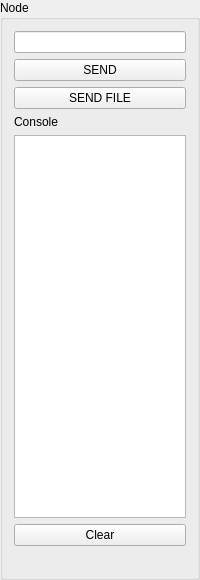
First picture: the form in PC/gui/TKN_Nodebox.ui, repository chrispap/TKN, before the edit.
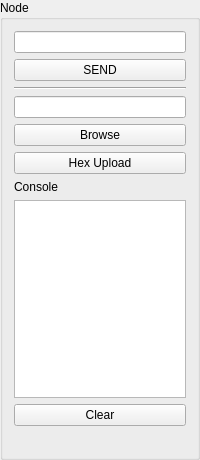
Second picture: the form after the edit.

```diff
--- a/PC/gui/TKN_Nodebox.ui
+++ b/PC/gui/TKN_Nodebox.ui
@@ -7,7 +7,7 @@
     <x>0</x>
     <y>0</y>
     <width>200</width>
-    <height>580</height>
+    <height>460</height>
    </rect>
   </property>
   <property name="sizePolicy">
@@ -19,13 +19,13 @@
   <property name="minimumSize">
    <size>
     <width>200</width>
-    <height>580</height>
+    <height>460</height>
    </size>
   </property>
   <property name="maximumSize">
    <size>
     <width>200</width>
-    <height>580</height>
+    <height>460</height>
    </size>
   </property>
   <property name="windowTitle">
@@ -35,7 +35,7 @@
    <string>Node </string>
   </property>
   <layout class="QGridLayout" name="gridLayout">
-   <item row="7" column="0">
+   <item row="10" column="0">
     <widget class="QPushButton" name="buttonClear">
      <property name="text">
       <string>Clear</string>
@@ -59,7 +59,7 @@
      </property>
     </widget>
    </item>
-   <item row="8" column="0">
+   <item row="11" column="0">
     <widget class="QLabel" name="labelAVR">
      <property name="text">
       <string/>
@@ -69,14 +69,14 @@
      </property>
     </widget>
    </item>
-   <item row="6" column="0">
+   <item row="9" column="0">
     <widget class="QTextEdit" name="textEditConsole">
      <property name="readOnly">
       <bool>true</bool>
      </property>
     </widget>
    </item>
-   <item row="5" column="0">
+   <item row="8" column="0">
     <widget class="QLabel" name="label">
      <property name="text">
       <string>Console</string>
@@ -90,10 +90,27 @@
      </property>
     </widget>
    </item>
+   <item row="7" column="0">
+    <widget class="QPushButton" name="buttonHexUpload">
+     <property name="text">
+      <string>Hex Upload</string>
+     </property>
+    </widget>
+   </item>
    <item row="4" column="0">
-    <widget class="QPushButton" name="buttonSendFile">
+    <widget class="Line" name="line">
+     <property name="orientation">
+      <enum>Qt::Horizontal</enum>
+     </property>
+    </widget>
+   </item>
+   <item row="5" column="0">
+    <widget class="QLineEdit" name="lineEditHexFilePath"/>
+   </item>
+   <item row="6" column="0">
+    <widget class="QPushButton" name="buttonBrowseHex">
      <property name="text">
-      <string>SEND FILE</string>
+      <string>Browse</string>
      </property>
     </widget>
    </item>
```
Left out of the diff: 8 changed lines with no effect on the pictures.
